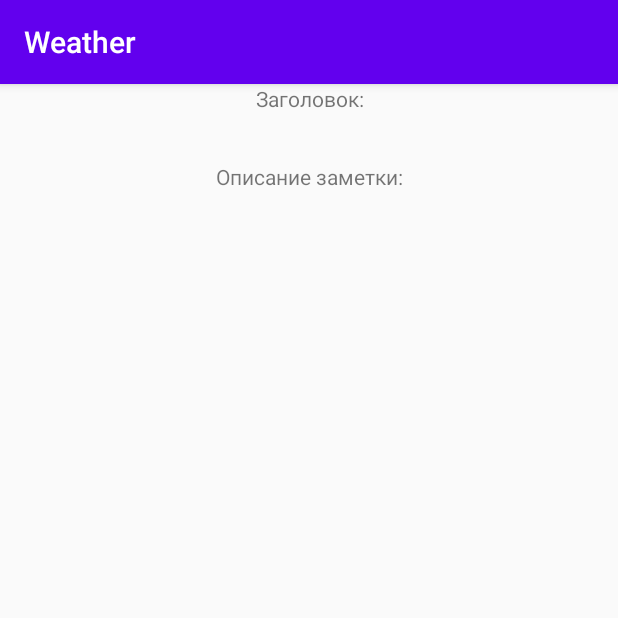
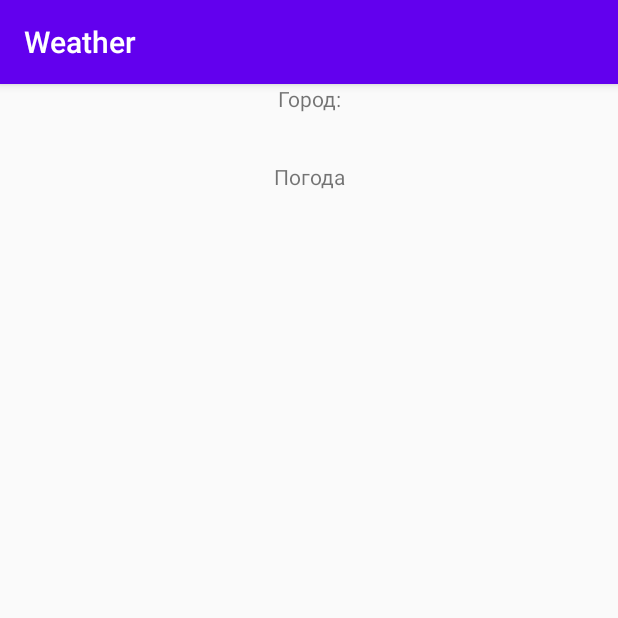
Before and after one commit to AleksKirienko/shift_stream, an Android app: the CityDetailActivity screen opened directly, with no data from a screen before it, on a phone screen of 412 x 824 dp, the top half of it. Run offline under Robolectric (Android 15) with nearby library versions, the phone set to English and light mode, and no system bars.

Commit message:
Update weather info

```diff
--- a/Weather/app/src/main/res/layout/activity_city_detail.xml
+++ b/Weather/app/src/main/res/layout/activity_city_detail.xml
@@ -10,7 +10,7 @@
         android:id="@+id/textView4"
         android:layout_width="0dp"
         android:layout_height="wrap_content"
-        android:text="Заголовок:"
+        android:text="Город:"
         android:textAlignment="center"
         android:textSize="14sp"
         app:layout_constraintEnd_toEndOf="parent"
@@ -47,7 +47,7 @@
         android:id="@+id/textView8"
         android:layout_width="0dp"
         android:layout_height="wrap_content"
-        android:text="Описание заметки:"
+        android:text="Погода"
         android:textAlignment="center"
         android:textSize="14sp"
         app:layout_constraintEnd_toEndOf="parent"
```
